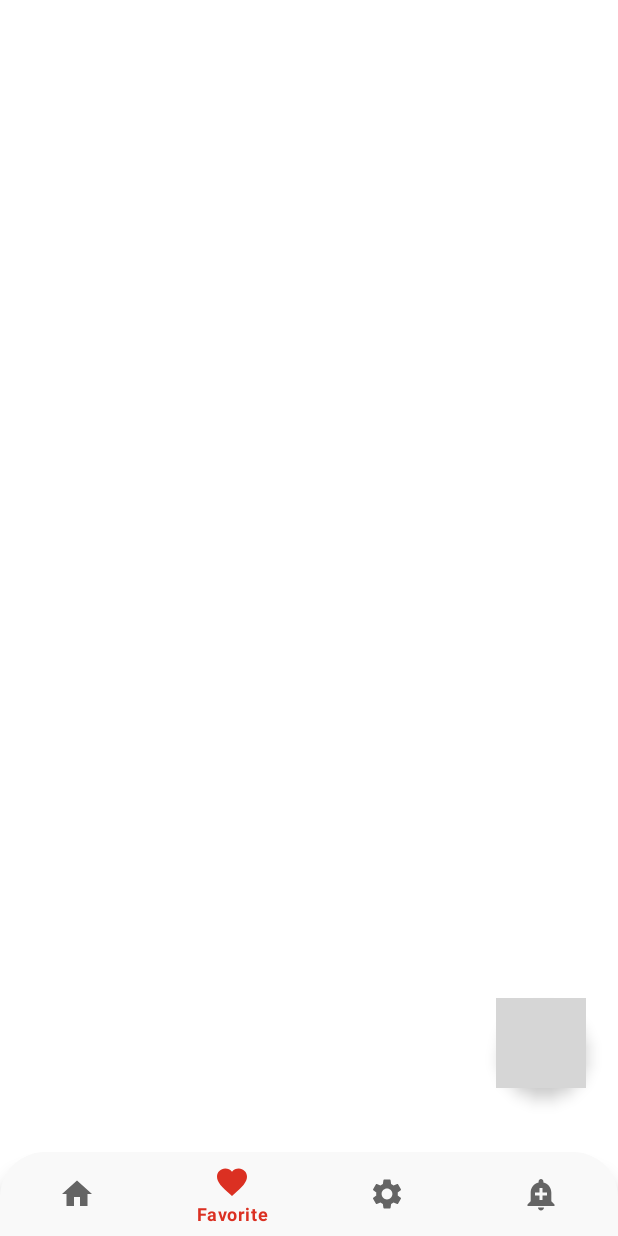
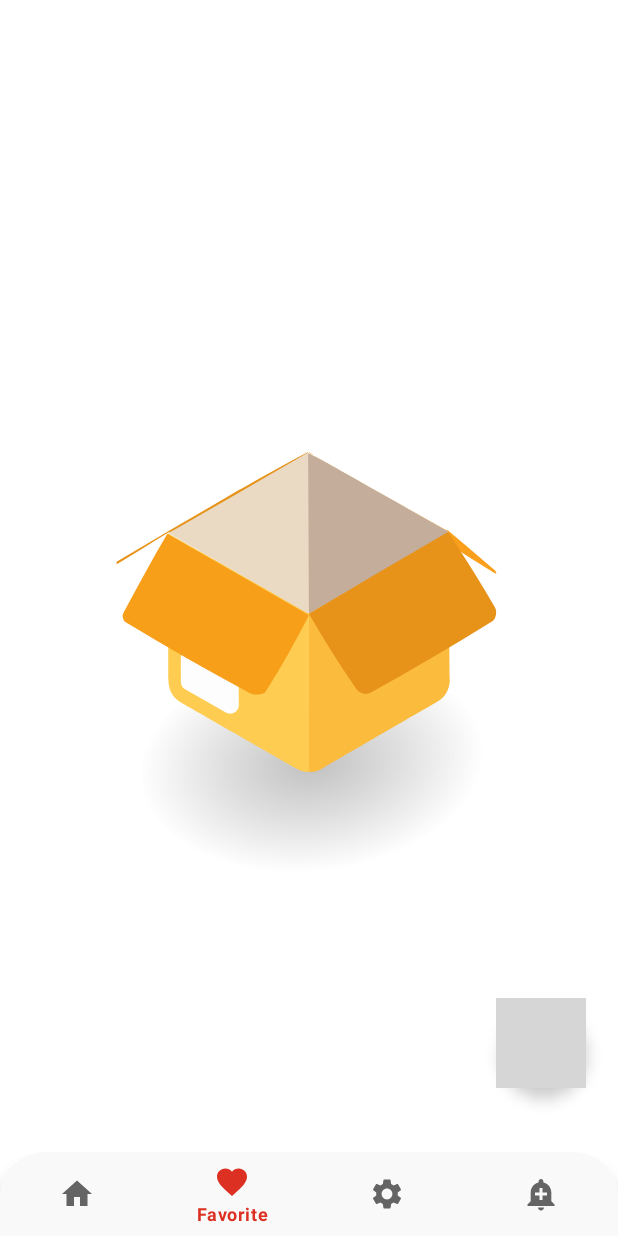
Before and after one commit to m07med176/WeatherAppCleanArchitecture, an Android app built with Jetpack Compose: the FavoriteFragment screen opened through its navigation route, on a phone screen of 412 x 824 dp. Run offline under Robolectric (Android 15) with nearby library versions, the phone set to English and light mode, and no system bars; our stand-ins replace Room's generated code, data binding, navigation-ui; grey boxes are pictures that could not be loaded.

Commit message:
ViewModel of FavoriteFragment.kt and Display states in UI

```diff
--- a/app/src/main/java/iti/android/wheatherappjetpackcompose/presentationLayer/ui/favorite/FavoriteFragment.kt
+++ b/app/src/main/java/iti/android/wheatherappjetpackcompose/presentationLayer/ui/favorite/FavoriteFragment.kt
@@ -4,22 +4,81 @@ import android.os.Bundle
 import android.view.LayoutInflater
 import android.view.View
 import android.view.ViewGroup
+import androidx.databinding.DataBindingUtil
 import androidx.fragment.app.Fragment
 import androidx.lifecycle.ViewModelProvider
+import androidx.lifecycle.lifecycleScope
 import iti.android.wheatherappjetpackcompose.R
+import iti.android.wheatherappjetpackcompose.dataLayer.repository.FavoriteRepositoryImpl
+import iti.android.wheatherappjetpackcompose.dataLayer.source.local.RoomDB
+import iti.android.wheatherappjetpackcompose.databinding.FragmentFavoriteBinding
+import iti.android.wheatherappjetpackcompose.domainLayer.repository.IFavoriteRepository
+import iti.android.wheatherappjetpackcompose.domainLayer.usecase.favorite.DeleteFavoriteUseCase
+import iti.android.wheatherappjetpackcompose.domainLayer.usecase.favorite.FavoriteUseCases
+import iti.android.wheatherappjetpackcompose.domainLayer.usecase.favorite.GetFavoritesUseCase
+import iti.android.wheatherappjetpackcompose.domainLayer.usecase.favorite.InsertFavoriteUseCase
+import iti.android.wheatherappjetpackcompose.utils.DataResponseState
+import kotlinx.coroutines.launch
 
 class FavoriteFragment : Fragment() {
 
-    private lateinit var viewModel: FavoriteViewModel
+    private lateinit var binding: FragmentFavoriteBinding
+    private val viewModel: FavoriteViewModel by lazy {
+        val db = RoomDB.invoke(requireContext()).favoriteDao()
+        val repository: IFavoriteRepository = FavoriteRepositoryImpl(db)
+        val useCases = FavoriteUseCases(
+            deleteFavorite = DeleteFavoriteUseCase(repository),
+            insertFavorite = InsertFavoriteUseCase(repository),
+            getFavoritesUseCase = GetFavoritesUseCase(repository)
+        )
+        ViewModelProvider(
+            requireActivity(),
+            FavoriteViewModelFactory(useCases)
+        )[FavoriteViewModel::class.java]
+    }
 
     override fun onCreateView(
         inflater: LayoutInflater, container: ViewGroup?,
         savedInstanceState: Bundle?,
     ): View? {
-        viewModel = ViewModelProvider(this)[FavoriteViewModel::class.java]
 
-        return inflater.inflate(R.layout.fragment_favorite, container, false)
+        binding = DataBindingUtil.inflate(inflater, R.layout.fragment_favorite, container, false)
+
+        viewModel.getFavPlacesData()
+        val adapter = FavoriteAdapter(FavoriteAdapter.ItemOnCLickListener {})
+        lifecycleScope.launch {
+            viewModel.state.collect { state ->
+                when (state) {
+                    is DataResponseState.OnNothingData -> {
+                        binding.stateEmptyDataHolder.visibility = View.VISIBLE
+                        binding.stateLoadingHolder.visibility = View.GONE
+                        binding.stateErrorHolder.visibility = View.GONE
+                        binding.rvFavorite.visibility = View.GONE
+                    }
+                    is DataResponseState.OnLoading -> {
+                        binding.stateEmptyDataHolder.visibility = View.GONE
+                        binding.stateLoadingHolder.visibility = View.VISIBLE
+                        binding.stateErrorHolder.visibility = View.GONE
+                        binding.rvFavorite.visibility = View.GONE
+                    }
+                    is DataResponseState.OnError -> {
+                        binding.stateEmptyDataHolder.visibility = View.GONE
+                        binding.stateLoadingHolder.visibility = View.GONE
+                        binding.stateErrorHolder.visibility = View.VISIBLE
+                        binding.rvFavorite.visibility = View.GONE
+                    }
+                    is DataResponseState.OnSuccess -> {
+                        binding.stateEmptyDataHolder.visibility = View.GONE
+                        binding.stateLoadingHolder.visibility = View.GONE
+                        binding.stateErrorHolder.visibility = View.GONE
+                        binding.rvFavorite.visibility = View.VISIBLE
+                        adapter.submitList(state.data)
+                    }
+                }
+            }
+
+        }
+
+        return binding.root
     }
-
-
 }
--- a/app/src/main/java/iti/android/wheatherappjetpackcompose/presentationLayer/ui/favorite/FavoriteViewModel.kt
+++ b/app/src/main/java/iti/android/wheatherappjetpackcompose/presentationLayer/ui/favorite/FavoriteViewModel.kt
@@ -1,7 +1,31 @@
 package iti.android.wheatherappjetpackcompose.presentationLayer.ui.favorite
 
 import androidx.lifecycle.ViewModel
+import androidx.lifecycle.viewModelScope
+import iti.android.wheatherappjetpackcompose.domainLayer.models.FavPlacesModel
+import iti.android.wheatherappjetpackcompose.domainLayer.usecase.favorite.FavoriteUseCases
+import iti.android.wheatherappjetpackcompose.utils.DataResponseState
+import kotlinx.coroutines.flow.MutableStateFlow
+import kotlinx.coroutines.flow.StateFlow
+import kotlinx.coroutines.flow.catch
+import kotlinx.coroutines.launch
 
-class FavoriteViewModel : ViewModel() {
-    // TODO: Implement the ViewModel
+class FavoriteViewModel(private val userCases: FavoriteUseCases) : ViewModel() {
+    private val _state =
+        MutableStateFlow<DataResponseState<List<FavPlacesModel>>>(DataResponseState.OnLoading())
+    val state: StateFlow<DataResponseState<List<FavPlacesModel>>>
+        get() = _state
+
+    fun getFavPlacesData() {
+        viewModelScope.launch {
+            userCases.getFavoritesUseCase.invoke().catch {
+                _state.value = DataResponseState.OnError(it.message.toString())
+            }.collect { data ->
+                if (data.isEmpty())
+                    _state.value = DataResponseState.OnNothingData()
+                else
+                    _state.value = DataResponseState.OnSuccess(data)
+            }
+        }
+    }
 }
--- /dev/null
+++ b/app/src/main/java/iti/android/wheatherappjetpackcompose/presentationLayer/ui/favorite/FavoriteViewModelFactory.kt
@@ -0,0 +1,16 @@
+package iti.android.wheatherappjetpackcompose.presentationLayer.ui.favorite
+
+import androidx.lifecycle.ViewModel
+import androidx.lifecycle.ViewModelProvider
+import iti.android.wheatherappjetpackcompose.domainLayer.usecase.favorite.FavoriteUseCases
+
+class FavoriteViewModelFactory constructor(private val useCases: FavoriteUseCases) :
+    ViewModelProvider.Factory {
+    override fun <T : ViewModel> create(modelClass: Class<T>): T {
+        return if (modelClass.isAssignableFrom(FavoriteViewModel::class.java)) {
+            FavoriteViewModel(this.useCases) as T
+        } else {
+            throw IllegalArgumentException("ViewModel Not Found")
+        }
+    }
+}
--- a/app/src/main/res/layout/fragment_favorite.xml
+++ b/app/src/main/res/layout/fragment_favorite.xml
@@ -1,7 +1,20 @@
 <?xml version="1.0" encoding="utf-8"?>
-<androidx.constraintlayout.widget.ConstraintLayout xmlns:android="http://schemas.android.com/apk/res/android"
+<layout xmlns:android="http://schemas.android.com/apk/res/android"
     xmlns:app="http://schemas.android.com/apk/res-auto"
-    xmlns:tools="http://schemas.android.com/tools"
+    xmlns:tools="http://schemas.android.com/tools">
+
+    <data>
+
+        <variable
+            name="viewModel"
+            type="iti.android.wheatherappjetpackcompose.presentationLayer.ui.favorite.FavoriteViewModel" />
+
+        <variable
+            name="mAdapter"
+            type="iti.android.wheatherappjetpackcompose.presentationLayer.ui.favorite.FavoriteAdapter" />
+    </data>
+
+    <androidx.constraintlayout.widget.ConstraintLayout
         android:layout_width="match_parent"
         android:layout_height="match_parent"
         tools:context=".presentationLayer.ui.favorite.FavoriteFragment">
@@ -39,7 +52,7 @@
                 android:layout_height="match_parent"
                 android:visibility="gone"
                 app:lottie_autoPlay="true"
-            app:lottie_loop="true"
+                app:lottie_loop="false"
                 app:lottie_rawRes="@raw/state_nothing_data" />
 
             <com.airbnb.lottie.LottieAnimationView
@@ -64,6 +77,7 @@
                 android:id="@+id/rv_favorite"
                 android:layout_width="match_parent"
                 android:layout_height="match_parent"
+                android:adapter="@{mAdapter}"
                 android:orientation="vertical"
                 app:layoutManager="androidx.recyclerview.widget.LinearLayoutManager"
                 tools:listitem="@layout/item_favorite" />
@@ -71,3 +85,4 @@
         </LinearLayout>
 
     </androidx.constraintlayout.widget.ConstraintLayout>
+</layout>
```
Lines whose indentation alone changed are shown as unchanged.
